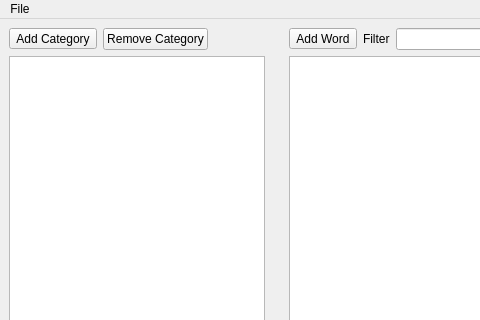
Old version of the form mainwindow.ui in the repository smatcher/Multilingo; both pictures show x 0 to 480 and y 0 to 320 of the 1054 by 596 pixel window.
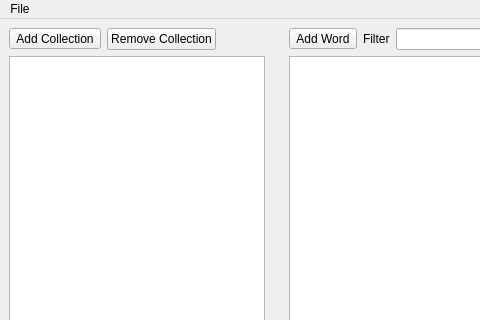
New version of the form.

Commit message: Renamed category to collection

What changed in the file:
```diff
--- a/mainwindow.ui
+++ b/mainwindow.ui
@@ -54,14 +54,14 @@
           <item>
            <widget class="QToolButton" name="addCategoryButton">
             <property name="text">
-             <string>Add Category</string>
+             <string>Add Collection</string>
             </property>
            </widget>
           </item>
           <item>
            <widget class="QPushButton" name="removeCategoryButton">
             <property name="text">
-             <string>Remove Category</string>
+             <string>Remove Collection</string>
             </property>
            </widget>
           </item>
```
Left out of the diff: 14 changed lines with no effect on the pictures. The commit also changes 12 other files.
